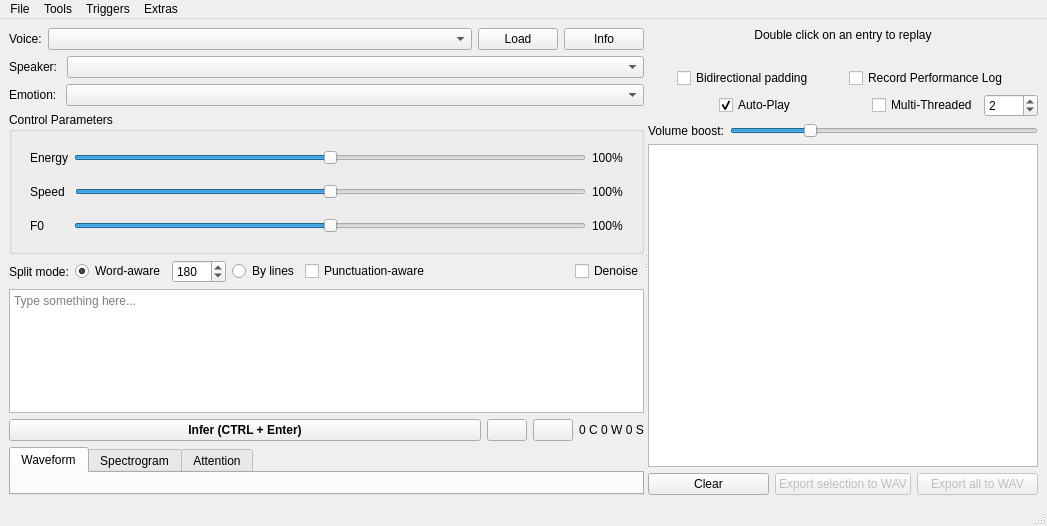
This is mainwindow.ui in ZDisket/TensorVox as Qt 5 draws it before an edit. The edited form follows.
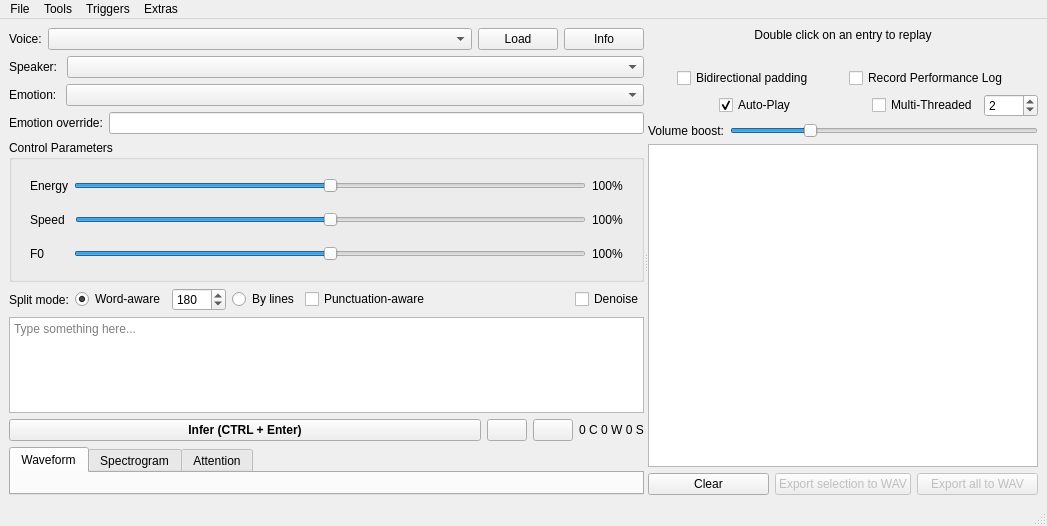
This is the edited form. Icons and pictures are not drawn. Custom widgets are drawn as their Qt base class.

```diff
--- a/mainwindow.ui
+++ b/mainwindow.ui
@@ -109,7 +109,25 @@
              </widget>
             </item>
             <item>
-             <widget class="QComboBox" name="cbEmotions"/>
+             <widget class="QComboBox" name="cbEmotions">
+              <property name="editable">
+               <bool>false</bool>
+              </property>
+             </widget>
+            </item>
+           </layout>
+          </item>
+          <item>
+           <layout class="QHBoxLayout" name="horizontalLayout">
+            <item>
+             <widget class="QLabel" name="lblEmotionOvr">
+              <property name="text">
+               <string>Emotion override:</string>
+              </property>
+             </widget>
+            </item>
+            <item>
+             <widget class="QLineEdit" name="edtEmotionOvr"/>
             </item>
            </layout>
           </item>
```
